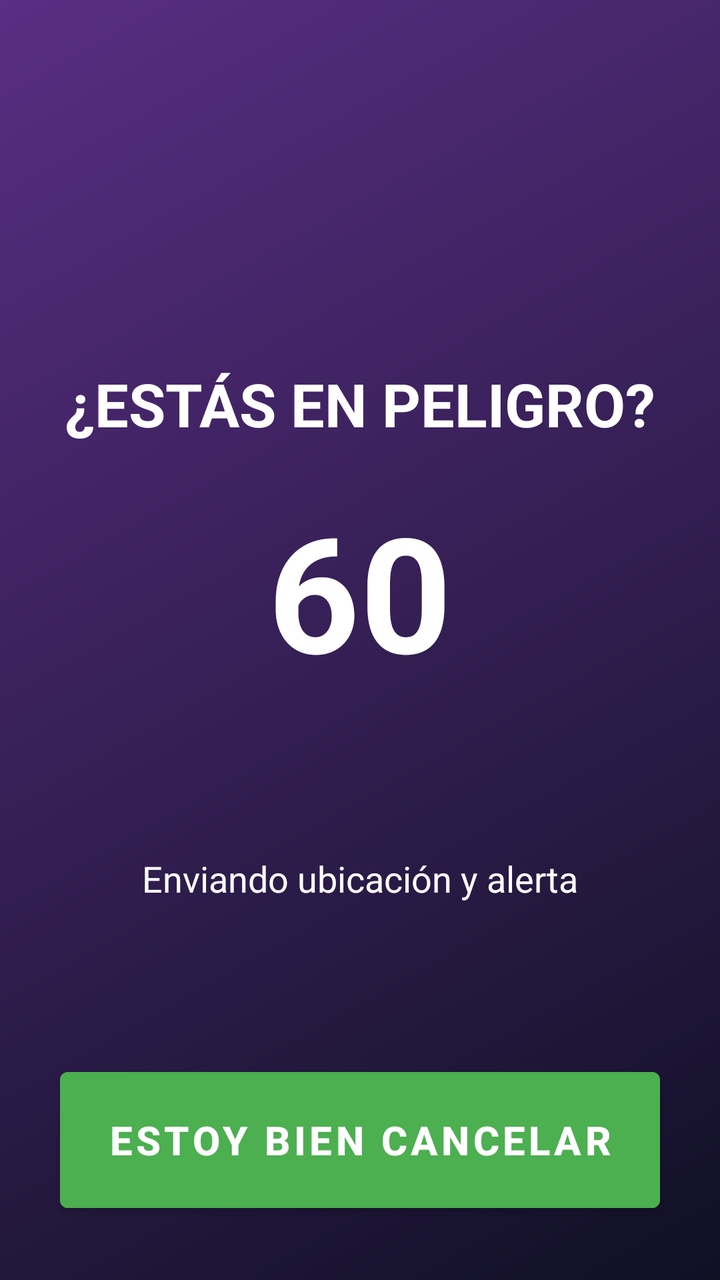
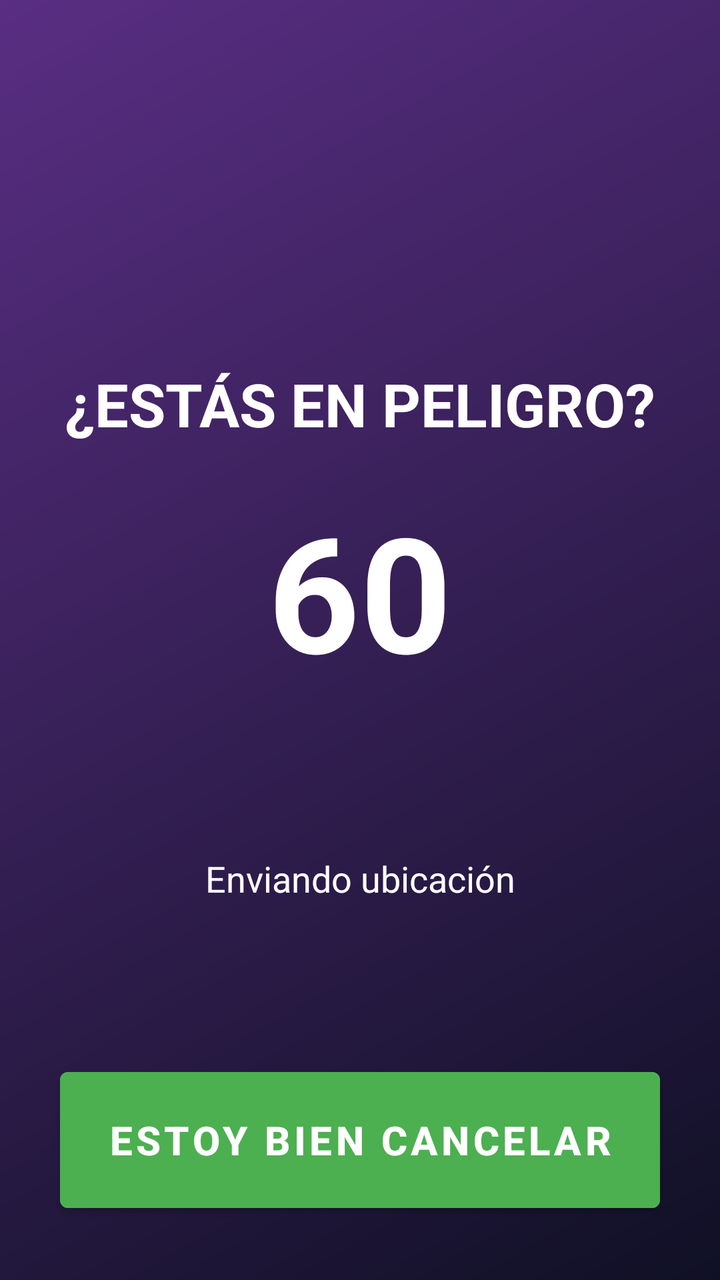

Two renders of the same Android screen: before a commit and after it. Below are the layout's source before the change and the commit's diff.
<!-- AndroidManifest.xml: application theme Theme.PathSecure -->
<!-- res/layout/activity_alert.xml -->
<?xml version="1.0" encoding="utf-8"?>
<androidx.constraintlayout.widget.ConstraintLayout xmlns:android="http://schemas.android.com/apk/res/android"
    xmlns:app="http://schemas.android.com/apk/res-auto"
    android:layout_width="match_parent"
    android:layout_height="match_parent"
    android:background="@drawable/background_gradient"
    android:keepScreenOn="true">

    <TextView
        android:id="@+id/tvAlertTitle"
        android:layout_width="wrap_content"
        android:layout_height="wrap_content"
        android:text="¿ESTÁS EN PELIGRO?"
        android:textColor="#FFFFFF"
        android:textSize="30sp"
        android:textStyle="bold"
        app:layout_constraintBottom_toTopOf="@+id/tvCountdown"
        app:layout_constraintEnd_toEndOf="parent"
        app:layout_constraintStart_toStartOf="parent"
        app:layout_constraintTop_toTopOf="parent"
        app:layout_constraintVertical_chainStyle="packed" />

    <TextView
        android:id="@+id/tvCountdown"
        android:layout_width="wrap_content"
        android:layout_height="wrap_content"
        android:layout_marginTop="20dp"
        android:text="60"
        android:textColor="#FFFFFF"
        android:textSize="80sp"
        android:textStyle="bold"
        app:layout_constraintBottom_toTopOf="@+id/btnSafe"
        app:layout_constraintEnd_toEndOf="parent"
        app:layout_constraintStart_toStartOf="parent"
        app:layout_constraintTop_toBottomOf="@+id/tvAlertTitle" />

    <TextView
        android:id="@+id/tvInfo"
        android:layout_width="wrap_content"
        android:layout_height="wrap_content"
        android:text="Enviando ubicación y alerta"
        android:textColor="#FFFFFF"
        android:textSize="18sp"
        app:layout_constraintBottom_toTopOf="@+id/btnSafe"
        app:layout_constraintEnd_toEndOf="parent"
        app:layout_constraintStart_toStartOf="parent"
        app:layout_constraintTop_toBottomOf="@+id/tvCountdown" />

    <Button
        android:id="@+id/btnSafe"
        android:layout_width="0dp"
        android:layout_height="80dp"
        android:layout_margin="30dp"
        android:backgroundTint="#4CAF50"
        android:text="ESTOY BIEN CANCELAR"
        android:textSize="20sp"
        android:textStyle="bold"
        app:layout_constraintBottom_toBottomOf="parent"
        app:layout_constraintEnd_toEndOf="parent"
        app:layout_constraintStart_toStartOf="parent" />

</androidx.constraintlayout.widget.ConstraintLayout>
<!-- resources referenced by this layout -->
<resources>
  <!-- drawable background_gradient (drawable) -->
  <?xml version="1.0" encoding="utf-8"?>
  <shape xmlns:android="http://schemas.android.com/apk/res/android">
      <gradient
          android:type="linear"
          android:angle="315"
          android:startColor="@color/ps_purple_main"
          android:endColor="@color/ps_gradient_start" />
  </shape>
  <style name="Theme.PathSecure" parent="Theme.MaterialComponents.DayNight.NoActionBar">
      </style>
  <color name="ps_purple_main">#592E83</color>
  <color name="ps_gradient_start">#101025</color>
</resources>

<!-- the commit's change to res/layout/activity_alert.xml (unified diff, before → after) -->
@@ -38,7 +38,7 @@
         android:id="@+id/tvInfo"
         android:layout_width="wrap_content"
         android:layout_height="wrap_content"
-        android:text="Enviando ubicación y alerta"
+        android:text="Enviando ubicación"
         android:textColor="#FFFFFF"
         android:textSize="18sp"
         app:layout_constraintBottom_toTopOf="@+id/btnSafe"
